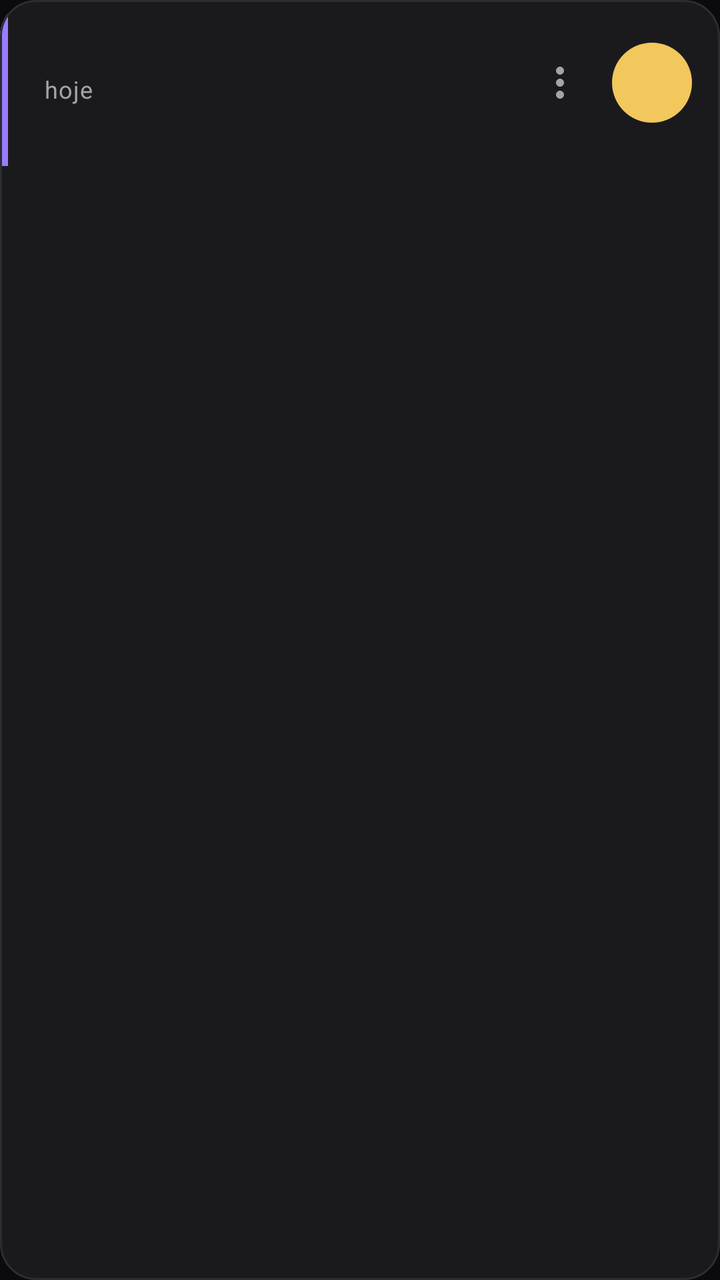
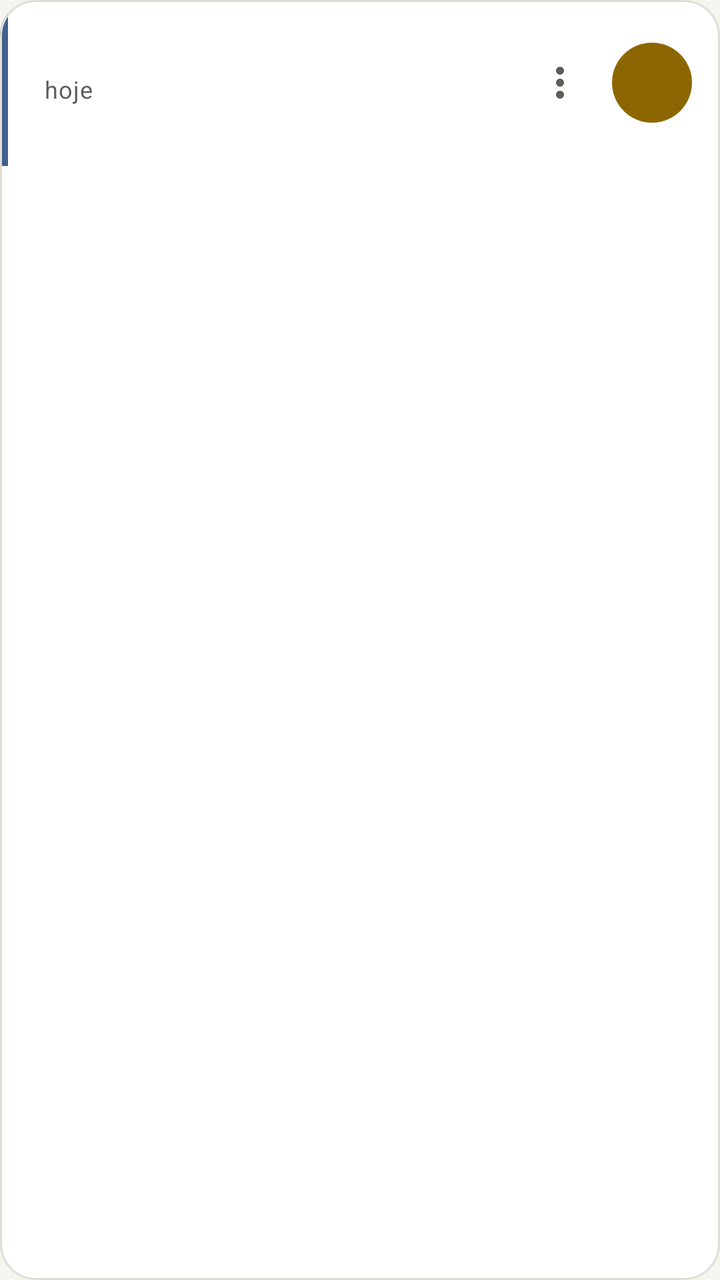

Compare the two renders of this Android layout. The source of the first and the diff that turns it into the second are given below.
<!-- AndroidManifest.xml: application theme Theme.Alfred -->
<!-- res/layout/item_study_subject.xml -->
<?xml version="1.0" encoding="utf-8"?>
<com.google.android.material.card.MaterialCardView xmlns:android="http://schemas.android.com/apk/res/android"
    xmlns:app="http://schemas.android.com/apk/res-auto"
    android:id="@+id/card"
    style="?attr/materialCardViewFilledStyle"
    android:layout_width="match_parent"
    android:layout_height="wrap_content"
    android:layout_marginStart="18dp"
    android:layout_marginVertical="4dp">

    <LinearLayout
        android:layout_width="match_parent"
        android:layout_height="wrap_content"
        android:gravity="center_vertical"
        android:orientation="horizontal">

        <View
            android:layout_width="4dp"
            android:layout_height="match_parent"
            android:background="@color/study" />

        <LinearLayout
            android:layout_width="0dp"
            android:layout_height="wrap_content"
            android:layout_marginStart="12dp"
            android:layout_weight="1"
            android:orientation="vertical"
            android:paddingVertical="10dp">

            <TextView
                android:id="@+id/name"
                android:layout_width="match_parent"
                android:layout_height="wrap_content"
                android:drawablePadding="6dp"
                android:fontFamily="sans-serif-medium"
                android:gravity="center_vertical"
                android:textAppearance="@style/TextAppearance.Alfred.Body"
                android:textSize="15sp" />

            <LinearLayout
                android:layout_width="wrap_content"
                android:layout_height="wrap_content"
                android:layout_marginTop="2dp"
                android:gravity="bottom"
                android:orientation="horizontal">

                <TextView
                    android:id="@+id/clock"
                    android:layout_width="wrap_content"
                    android:layout_height="wrap_content"
                    android:fontFamily="sans-serif-medium"
                    android:textColor="@color/text_primary"
                    android:textSize="18sp" />

                <TextView
                    android:layout_width="wrap_content"
                    android:layout_height="wrap_content"
                    android:layout_marginStart="6dp"
                    android:layout_marginBottom="2dp"
                    android:text="@string/study_today"
                    android:textAppearance="@style/TextAppearance.Alfred.Caption" />
            </LinearLayout>

            <TextView
                android:id="@+id/totals"
                android:layout_width="match_parent"
                android:layout_height="wrap_content"
                android:textAppearance="@style/TextAppearance.Alfred.Caption" />
        </LinearLayout>

        <ImageButton
            android:id="@+id/button_edit"
            android:layout_width="@dimen/touch_target"
            android:layout_height="@dimen/touch_target"
            android:background="?attr/selectableItemBackgroundBorderless"
            android:contentDescription="@string/more_options"
            android:src="@drawable/ic_more_vert"
            app:tint="@color/text_secondary" />

        
        <com.google.android.material.button.MaterialButton
            android:id="@+id/button_timer"
            style="@style/Widget.Material3.Button.IconButton.Filled"
            android:layout_width="48dp"
            android:layout_height="48dp"
            android:layout_marginEnd="10dp"
            android:contentDescription="@string/study_start"
            app:iconSize="24dp" />
    </LinearLayout>
</com.google.android.material.card.MaterialCardView>
<!-- resources referenced by this layout -->
<resources>
  <color name="study">#FF9B7BFF</color>
  <color name="text_primary">#FFF4F1EA</color>
  <color name="text_secondary">#FFA3A3AA</color>
  <style name="Theme.Alfred" parent="Theme.Material3.Dark.NoActionBar">
          <item name="colorPrimary">@color/highlight</item>
          <item name="colorOnPrimary">@color/on_highlight</item>
          <item name="colorPrimaryContainer">@color/gold_container</item>
          <item name="colorOnPrimaryContainer">@color/highlight</item>
          <item name="colorSecondary">@color/info</item>
          <item name="colorOnSecondary">@color/on_accent</item>
          <item name="colorSecondaryContainer">@color/gold_container</item>
          <item name="colorOnSecondaryContainer">@color/highlight</item>
          <item name="colorTertiary">@color/study</item>
          <item name="colorOnTertiary">@color/on_accent</item>
          <item name="colorError">@color/error</item>
          <item name="android:colorBackground">@color/black</item>
          <item name="colorOnBackground">@color/text_primary</item>
          <item name="colorSurface">@color/graphite</item>
          <item name="colorOnSurface">@color/text_primary</item>
          <item name="colorSurfaceVariant">@color/graphite_light</item>
          <item name="colorOnSurfaceVariant">@color/text_secondary</item>
          <item name="colorSurfaceContainerLowest">@color/black</item>
          <item name="colorSurfaceContainerLow">@color/graphite</item>
          <item name="colorSurfaceContainer">@color/graphite_light</item>
          <item name="colorSurfaceContainerHigh">@color/graphite_light</item>
          <item name="colorSurfaceContainerHighest">@color/graphite_lighter</item>
          <item name="colorOutline">@color/outline</item>
          <item name="colorOutlineVariant">@color/outline</item>
          <item name="android:windowBackground">@color/black</item>
          <item name="android:windowLightStatusBar">false</item>
          <item name="android:fontFamily">sans-serif</item>
  
          
          <item name="materialCardViewFilledStyle">@style/Widget.Alfred.Card</item>
          <item name="materialCardViewOutlinedStyle">@style/Widget.Alfred.Card</item>
          <item name="materialCardViewStyle">@style/Widget.Alfred.Card</item>
          <item name="materialButtonStyle">@style/Widget.Alfred.Button</item>
          <item name="materialButtonOutlinedStyle">@style/Widget.Alfred.Button.Secondary</item>
          <item name="borderlessButtonStyle">@style/Widget.Alfred.Button.Text</item>
          <item name="floatingActionButtonStyle">@style/Widget.Alfred.FAB</item>
          <item name="chipStyle">@style/Widget.Alfred.Chip</item>
          <item name="linearProgressIndicatorStyle">@style/Widget.Alfred.LinearProgress</item>
          <item name="materialAlertDialogTheme">@style/ThemeOverlay.Alfred.Dialog</item>
          <item name="bottomSheetDialogTheme">@style/ThemeOverlay.Alfred.BottomSheet</item>
      </style>
  <color name="highlight">#FFF2C75C</color>
  <color name="on_highlight">#FF1A1404</color>
  <color name="gold_container">#FF2E2716</color>
  <color name="info">#FF65B9FF</color>
  <color name="on_accent">#FF121316</color>
  <color name="error">#FFF16D70</color>
  <color name="black">#FF0B0B0D</color>
  <color name="graphite">#FF111318</color>
  <color name="graphite_light">#FF1A1A1D</color>
  <color name="graphite_lighter">#FF24252B</color>
  <color name="outline">#FF2C2D34</color>
  <style name="ThemeOverlay.Alfred.Dialog" parent="ThemeOverlay.Material3.MaterialAlertDialog">
          <item name="colorSurface">@color/graphite_light</item>
          <item name="colorSurfaceContainerHigh">@color/graphite_light</item>
      </style>
  <style name="ThemeOverlay.Alfred.BottomSheet" parent="ThemeOverlay.Material3.BottomSheetDialog">
          <item name="colorSurface">@color/graphite</item>
          <item name="colorSurfaceContainerLow">@color/graphite</item>
      </style>
  <!-- unchanged entries left out for length: 17 -->
</resources>

<!-- the commit's change to res/layout/item_study_subject.xml (unified diff, before → after) -->
@@ -15,9 +15,10 @@
         android:orientation="horizontal">
 
         <View
+            android:id="@+id/stripe"
             android:layout_width="4dp"
             android:layout_height="match_parent"
-            android:background="@color/study" />
+            android:background="@color/study_pending" />
 
         <LinearLayout
             android:layout_width="0dp"
<!-- resource entries referenced after the edit -->
@@ -1,9 +1,10 @@
 <!-- resources referenced by this layout -->
 <resources>
-  <color name="study">#FF9B7BFF</color>
-  <color name="text_primary">#FFF4F1EA</color>
-  <color name="text_secondary">#FFA3A3AA</color>
-  <style name="Theme.Alfred" parent="Theme.Material3.Dark.NoActionBar">
+  <color name="study_pending">#FF41608F</color>
+  <color name="study">@color/highlight</color>
+  <color name="text_primary">#FF1C1B19</color>
+  <color name="text_secondary">#FF5F5D58</color>
+  <style name="Theme.Alfred" parent="Theme.Material3.DayNight.NoActionBar">
           <item name="colorPrimary">@color/highlight</item>
           <item name="colorOnPrimary">@color/on_highlight</item>
           <item name="colorPrimaryContainer">@color/gold_container</item>
@@ -29,7 +30,6 @@
           <item name="colorOutline">@color/outline</item>
           <item name="colorOutlineVariant">@color/outline</item>
           <item name="android:windowBackground">@color/black</item>
-          <item name="android:windowLightStatusBar">false</item>
           <item name="android:fontFamily">sans-serif</item>
   
           
@@ -45,24 +45,26 @@
           <item name="materialAlertDialogTheme">@style/ThemeOverlay.Alfred.Dialog</item>
           <item name="bottomSheetDialogTheme">@style/ThemeOverlay.Alfred.BottomSheet</item>
       </style>
-  <color name="highlight">#FFF2C75C</color>
-  <color name="on_highlight">#FF1A1404</color>
-  <color name="gold_container">#FF2E2716</color>
-  <color name="info">#FF65B9FF</color>
-  <color name="on_accent">#FF121316</color>
-  <color name="error">#FFF16D70</color>
-  <color name="black">#FF0B0B0D</color>
-  <color name="graphite">#FF111318</color>
-  <color name="graphite_light">#FF1A1A1D</color>
-  <color name="graphite_lighter">#FF24252B</color>
-  <color name="outline">#FF2C2D34</color>
+  <color name="highlight">#FF8C6600</color>
+  <color name="on_highlight">#FFFFFFFF</color>
+  <color name="gold_container">#FFF8EFD4</color>
+  <color name="info">#FF1F6FB8</color>
+  <color name="on_accent">#FFFFFFFF</color>
+  <color name="error">#FFC62F35</color>
+  <color name="black">#FFF6F4EF</color>
+  <color name="graphite">#FFFBFAF7</color>
+  <color name="graphite_light">#FFFFFFFF</color>
+  <color name="graphite_lighter">#FFE9E6DF</color>
+  <color name="outline">#FFE0DCD3</color>
   <style name="ThemeOverlay.Alfred.Dialog" parent="ThemeOverlay.Material3.MaterialAlertDialog">
           <item name="colorSurface">@color/graphite_light</item>
           <item name="colorSurfaceContainerHigh">@color/graphite_light</item>
+          <item name="elevationOverlayEnabled">false</item>
       </style>
   <style name="ThemeOverlay.Alfred.BottomSheet" parent="ThemeOverlay.Material3.BottomSheetDialog">
           <item name="colorSurface">@color/graphite</item>
           <item name="colorSurfaceContainerLow">@color/graphite</item>
+          <item name="elevationOverlayEnabled">false</item>
       </style>
   <!-- unchanged entries left out for length: 17 -->
 </resources>
